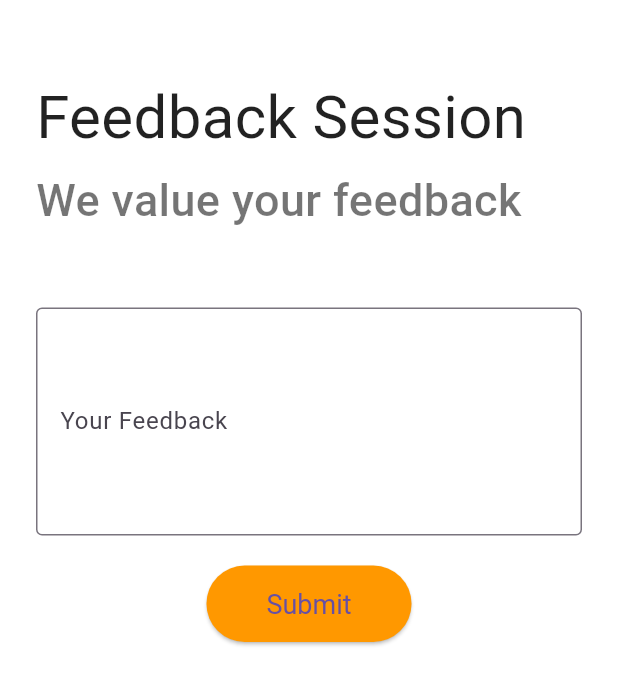
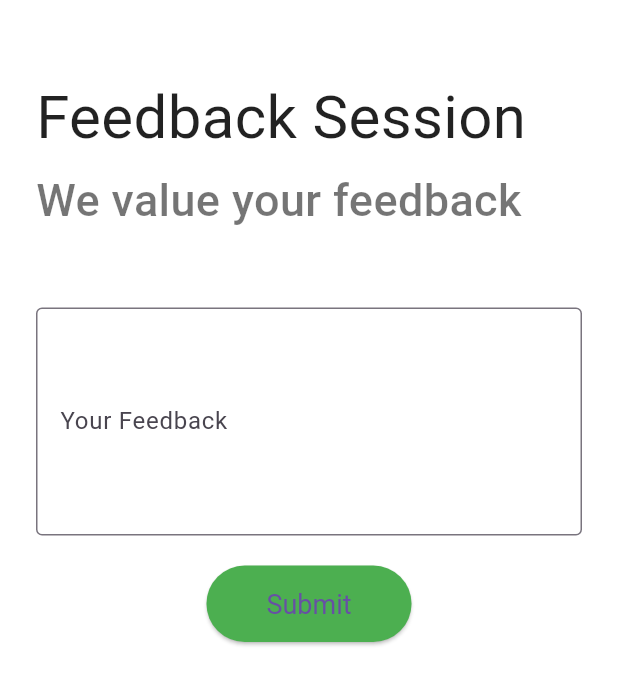
Before and after one commit to Yusasive/grass_identification, a Flutter app: the Home screen opened directly, on a phone screen of 412 x 824 dp. Shown: the top 685 px of the screen. Run offline on Flutter 3.47's test engine with Material 3 defaults, Android fonts, the phone set to English and light mode, and no system bars; our stand-ins replace animated_splash_screen; Roboto replaces fonts that are missing (Signatra).

Commit message:
../lib/feedback/home.dart

```diff
--- a/lib/feedback/home.dart
+++ b/lib/feedback/home.dart
@@ -95,7 +95,7 @@ class _FeedbackPageState extends State<Home> {
                             onPressed: _submitFeedback,
                             child: Text('Submit'),
                             style: ElevatedButton.styleFrom(
-                              backgroundColor: Colors.orange,
+                              backgroundColor: Colors.green,
                               padding: EdgeInsets.symmetric(
                                   horizontal: 40, vertical: 15),
                               textStyle: TextStyle(
```
